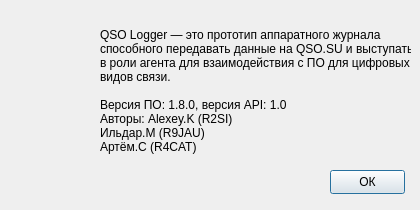
Above: about.ui from qsosu/logger before the change. Below: the same form after it.
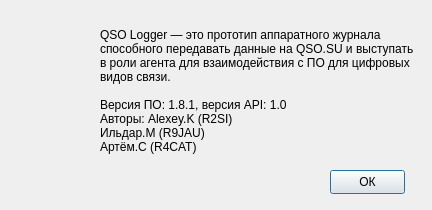
That is the form after the change. Icons and pictures are not drawn.

Patch:
```diff
--- a/about.ui
+++ b/about.ui
@@ -9,7 +9,7 @@
    <rect>
     <x>0</x>
     <y>0</y>
-    <width>420</width>
+    <width>432</width>
     <height>210</height>
    </rect>
   </property>
@@ -78,7 +78,7 @@
     <rect>
      <x>100</x>
      <y>10</y>
-     <width>311</width>
+     <width>321</width>
      <height>161</height>
     </rect>
    </property>
@@ -94,7 +94,7 @@
 в роли агента для взаимодействия с ПО для цифровых 
 видов связи.
 
-Версия ПО: 1.8.0, версия API: 1.0
+Версия ПО: 1.8.1, версия API: 1.0
 Авторы: Alexey.K (R2SI)
 Ильдар.М (R9JAU)
 Артём.С (R4CAT)</string>
```
Left out of the diff: 2 changed lines with no effect on the pictures.
